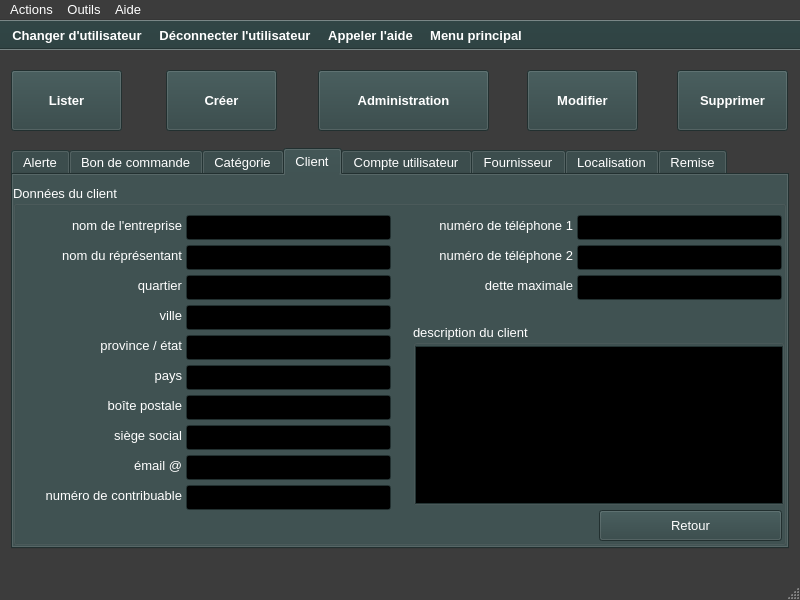
Qt form ui/yeroth-erp-admin-detail-window.ui (xnoumbissinoundou/yeroth-erp-3.0) before a commit.
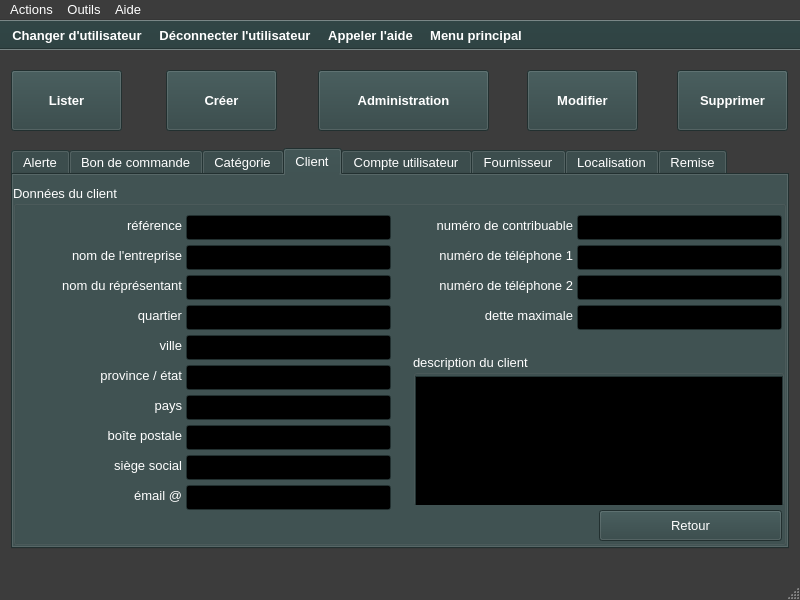
The same form after that commit. The open tabs and pages were chosen to show the change. Icons and pictures are not drawn. Custom widgets are drawn as their Qt base class.

Commit message: On branch master 	modified:   bin/yeroth-erp-3-0_english.qm 	modified:   src/admin/creer/creer-client.cpp 	modified:   src/admin/detail/yeroth-erp-admin-detail-window.cpp 	modified:   src/admin/modifier/modifier-client.cpp 	modified:   src/windows/yeroth-erp-clients-detail-window.cpp 	modified:   ui/yeroth-erp-admin-create-window.ui 	modified:   ui/yeroth-erp-admin-detail-window.ui 	modified:   ui/yeroth-erp-admin-modifier-window.ui 	modified:   ui/yeroth-erp-clients-detail-window.ui 	modified:   yeroth-erp-3-0_english.ts

Patch:
```diff
--- a/ui/yeroth-erp-admin-detail-window.ui
+++ b/ui/yeroth-erp-admin-detail-window.ui
@@ -3915,7 +3915,7 @@
        <property name="geometry">
         <rect>
          <x>16</x>
-         <y>30</y>
+         <y>60</y>
          <width>153</width>
          <height>21</height>
         </rect>
@@ -3931,7 +3931,7 @@
        <property name="geometry">
         <rect>
          <x>16</x>
-         <y>90</y>
+         <y>120</y>
          <width>153</width>
          <height>21</height>
         </rect>
@@ -3947,7 +3947,7 @@
        <property name="geometry">
         <rect>
          <x>16</x>
-         <y>120</y>
+         <y>150</y>
          <width>153</width>
          <height>21</height>
         </rect>
@@ -3963,7 +3963,7 @@
        <property name="geometry">
         <rect>
          <x>173</x>
-         <y>30</y>
+         <y>60</y>
          <width>205</width>
          <height>25</height>
         </rect>
@@ -3978,7 +3978,7 @@
        <property name="geometry">
         <rect>
          <x>173</x>
-         <y>90</y>
+         <y>120</y>
          <width>205</width>
          <height>25</height>
         </rect>
@@ -3993,7 +3993,7 @@
        <property name="geometry">
         <rect>
          <x>173</x>
-         <y>120</y>
+         <y>150</y>
          <width>205</width>
          <height>25</height>
         </rect>
@@ -4008,7 +4008,7 @@
        <property name="geometry">
         <rect>
          <x>173</x>
-         <y>180</y>
+         <y>210</y>
          <width>205</width>
          <height>25</height>
         </rect>
@@ -4023,7 +4023,7 @@
        <property name="geometry">
         <rect>
          <x>16</x>
-         <y>180</y>
+         <y>210</y>
          <width>153</width>
          <height>21</height>
         </rect>
@@ -4473,7 +4473,7 @@
        <property name="geometry">
         <rect>
          <x>564</x>
-         <y>30</y>
+         <y>60</y>
          <width>205</width>
          <height>25</height>
         </rect>
@@ -4488,7 +4488,7 @@
        <property name="geometry">
         <rect>
          <x>400</x>
-         <y>30</y>
+         <y>60</y>
          <width>160</width>
          <height>21</height>
         </rect>
@@ -4504,7 +4504,7 @@
        <property name="geometry">
         <rect>
          <x>400</x>
-         <y>60</y>
+         <y>90</y>
          <width>160</width>
          <height>21</height>
         </rect>
@@ -4519,9 +4519,9 @@
       <widget class="QLabel" name="label_numero_contribuable">
        <property name="geometry">
         <rect>
-         <x>16</x>
-         <y>300</y>
-         <width>153</width>
+         <x>400</x>
+         <y>30</y>
+         <width>160</width>
          <height>21</height>
         </rect>
        </property>
@@ -4536,7 +4536,7 @@
        <property name="geometry">
         <rect>
          <x>564</x>
-         <y>60</y>
+         <y>90</y>
          <width>205</width>
          <height>25</height>
         </rect>
@@ -4550,8 +4550,8 @@
       <widget class="YerothLineEdit" name="lineEdit_detail_client_numero_contribuable">
        <property name="geometry">
         <rect>
-         <x>173</x>
-         <y>300</y>
+         <x>564</x>
+         <y>30</y>
          <width>205</width>
          <height>25</height>
         </rect>
@@ -4566,7 +4566,7 @@
        <property name="geometry">
         <rect>
          <x>16</x>
-         <y>60</y>
+         <y>90</y>
          <width>153</width>
          <height>21</height>
         </rect>
@@ -4582,7 +4582,7 @@
        <property name="geometry">
         <rect>
          <x>173</x>
-         <y>60</y>
+         <y>90</y>
          <width>205</width>
          <height>25</height>
         </rect>
@@ -4597,9 +4597,9 @@
        <property name="geometry">
         <rect>
          <x>400</x>
-         <y>139</y>
+         <y>169</y>
          <width>371</width>
-         <height>181</height>
+         <height>151</height>
         </rect>
        </property>
        <property name="font">
@@ -4632,7 +4632,7 @@
        <property name="geometry">
         <rect>
          <x>16</x>
-         <y>240</y>
+         <y>270</y>
          <width>153</width>
          <height>21</height>
         </rect>
@@ -4648,7 +4648,7 @@
        <property name="geometry">
         <rect>
          <x>173</x>
-         <y>240</y>
+         <y>270</y>
          <width>205</width>
          <height>25</height>
         </rect>
@@ -4663,7 +4663,7 @@
        <property name="geometry">
         <rect>
          <x>173</x>
-         <y>270</y>
+         <y>300</y>
          <width>205</width>
          <height>25</height>
         </rect>
@@ -4678,7 +4678,7 @@
        <property name="geometry">
         <rect>
          <x>16</x>
-         <y>270</y>
+         <y>300</y>
          <width>153</width>
          <height>21</height>
         </rect>
@@ -4694,7 +4694,7 @@
        <property name="geometry">
         <rect>
          <x>16</x>
-         <y>210</y>
+         <y>240</y>
          <width>153</width>
          <height>21</height>
         </rect>
@@ -4710,7 +4710,7 @@
        <property name="geometry">
         <rect>
          <x>173</x>
-         <y>210</y>
+         <y>240</y>
          <width>205</width>
          <height>25</height>
         </rect>
@@ -4725,7 +4725,7 @@
        <property name="geometry">
         <rect>
          <x>173</x>
-         <y>150</y>
+         <y>180</y>
          <width>205</width>
          <height>25</height>
         </rect>
@@ -4740,7 +4740,7 @@
        <property name="geometry">
         <rect>
          <x>16</x>
-         <y>150</y>
+         <y>180</y>
          <width>153</width>
          <height>21</height>
         </rect>
@@ -4756,7 +4756,7 @@
        <property name="geometry">
         <rect>
          <x>400</x>
-         <y>90</y>
+         <y>120</y>
          <width>160</width>
          <height>21</height>
         </rect>
@@ -4772,7 +4772,7 @@
        <property name="geometry">
         <rect>
          <x>564</x>
-         <y>90</y>
+         <y>120</y>
          <width>205</width>
          <height>25</height>
         </rect>
@@ -4783,6 +4783,37 @@
         </font>
        </property>
       </widget>
+      <widget class="YerothLineEdit" name="lineEdit_detail_client_reference_client">
+       <property name="geometry">
+        <rect>
+         <x>173</x>
+         <y>30</y>
+         <width>205</width>
+         <height>25</height>
+        </rect>
+       </property>
+       <property name="font">
+        <font>
+         <pointsize>10</pointsize>
+        </font>
+       </property>
+      </widget>
+      <widget class="QLabel" name="label_detail_client_reference_client">
+       <property name="geometry">
+        <rect>
+         <x>16</x>
+         <y>30</y>
+         <width>153</width>
+         <height>21</height>
+        </rect>
+       </property>
+       <property name="text">
+        <string>référence</string>
+       </property>
+       <property name="alignment">
+        <set>Qt::AlignRight|Qt::AlignTrailing|Qt::AlignVCenter</set>
+       </property>
+      </widget>
      </widget>
     </widget>
     <widget class="QWidget" name="tab_compte_utilisateur">
```
The commit also changes 9 other files.
